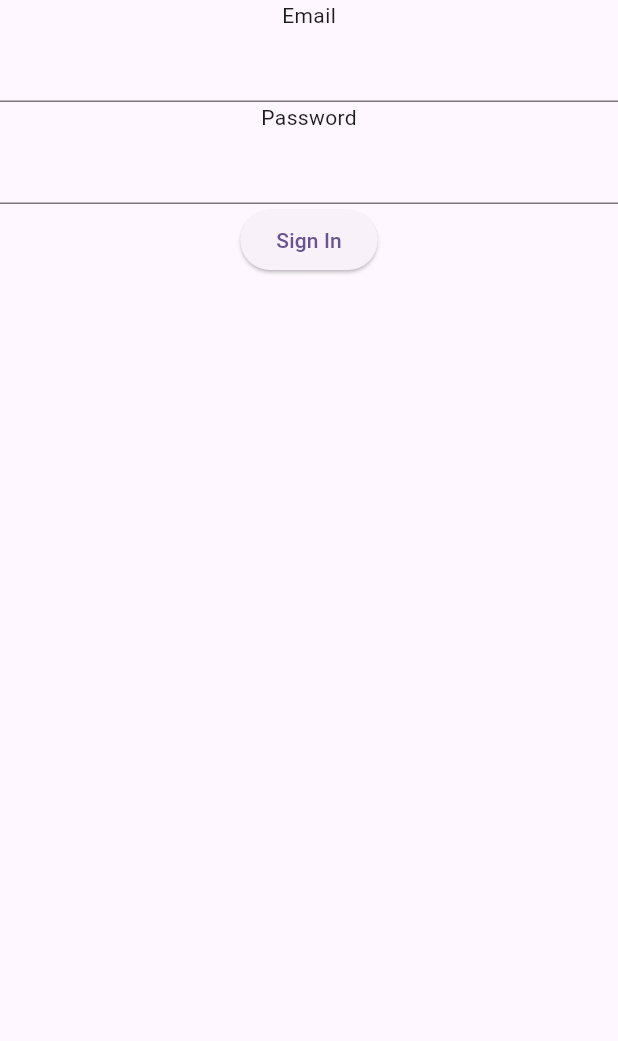
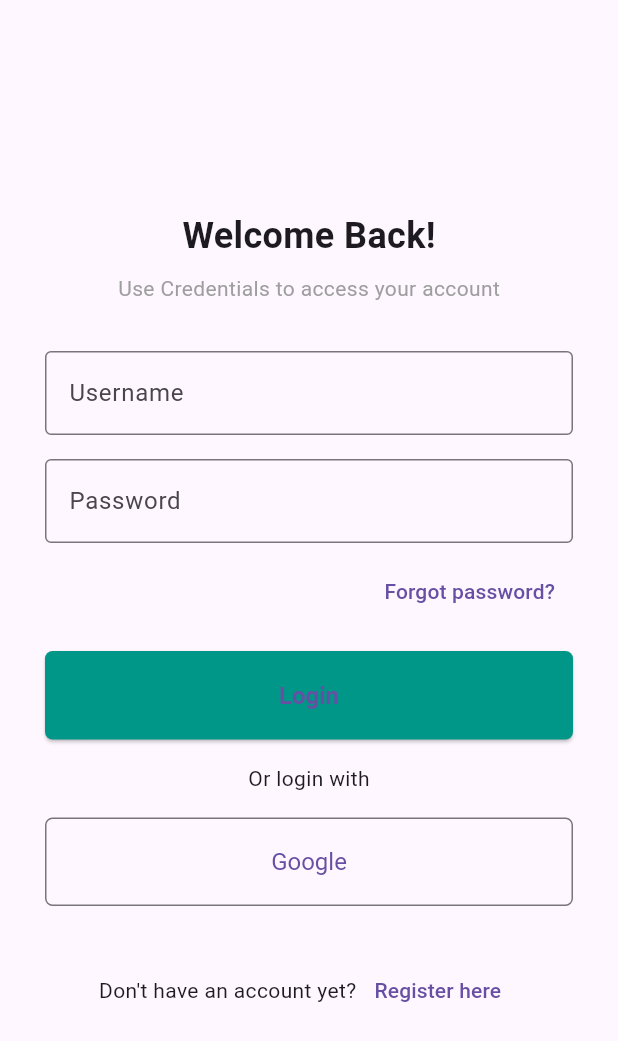
Before and after one commit to mrkgelo2/cc206-final-project, a Flutter app: the screen it shows after launch, on a phone screen of 412 x 824 dp. Shown: the top 1041 px of the screen. Run offline on Flutter 3.47's test engine with Material 3 defaults, Android fonts, the phone set to English and light mode, and no system bars.

Commit message:
Login page with layout

```diff
--- a/lib/features/sign_in.dart
+++ b/lib/features/sign_in.dart
@@ -1,19 +1,131 @@
 import 'package:flutter/material.dart';
 
-class SignInPage extends StatelessWidget {
-  const SignInPage({super.key});
+class LoginScreen extends StatefulWidget {
+  const LoginScreen({super.key});
+
+  @override
+  _LoginScreenState createState() => _LoginScreenState();
+}
+
+class _LoginScreenState extends State<LoginScreen> {
+  // Controllers for the text fields
+  TextEditingController usernameController = TextEditingController();
+  TextEditingController passwordController = TextEditingController();
 
   @override
   Widget build(BuildContext context) {
     return Scaffold(
-      body: Column(
-        children: [
-          const Text("Email"),
-          TextFormField(),
-          const Text("Password"),
-          TextFormField(),
-          ElevatedButton(onPressed: () {}, child: const Text("Sign In"))
-        ],
+      body: Padding(
+        padding: const EdgeInsets.all(30.0),
+        child: Center(
+          child: Column(
+            mainAxisAlignment: MainAxisAlignment.center,
+            children: [
+              const Text(
+                'Welcome Back!',
+                style: TextStyle(fontSize: 24, fontWeight: FontWeight.bold),
+              ),
+              const SizedBox(height: 8),
+              const Text(
+                'Use Credentials to access your account',
+                style: TextStyle(fontSize: 14, color: Colors.grey),
+              ),
+              const SizedBox(height: 32),
+              // Username TextField
+              TextField(
+                controller: usernameController,
+                decoration: const InputDecoration(
+                  border: OutlineInputBorder(
+                    borderSide: BorderSide(color: Colors.teal, width: 2.0),
+                  ),
+                  labelText: 'Username',
+                ),
+              ),
+              const SizedBox(height: 16),
+              // Password TextField
+              TextField(
+                controller: passwordController,
+                obscureText: true,
+                decoration: const InputDecoration(
+                  border: OutlineInputBorder(),
+                  labelText: 'Password',
+                ),
+              ),
+              const SizedBox(height: 8),
+              // Forgot Password link
+              Align(
+                alignment: Alignment.centerRight,
+                child: TextButton(
+                  onPressed: () {
+                    // Forgot Password functionality
+                  },
+                  style: TextButton.styleFrom(overlayColor: Colors.transparent),
+                  child: const Text('Forgot password?'),
+                ),
+              ),
+              const SizedBox(height: 16),
+              // Login Button
+              SizedBox(
+                width: double.infinity,
+                child: ElevatedButton(
+                  onPressed: () {
+                    //login functionality
+                  },
+                  style: ElevatedButton.styleFrom(
+                    backgroundColor: Colors.teal,
+                    padding: const EdgeInsets.symmetric(vertical: 20),
+                    textStyle: const TextStyle(
+                        fontSize: 16,
+                        color: Colors.white,
+                        fontWeight: FontWeight.w700),
+                    shape: RoundedRectangleBorder(
+                      borderRadius: BorderRadius.circular(5),
+                    ),
+                  ),
+                  child: const Text('Login'),
+                ),
+              ),
+              const SizedBox(height: 16),
+              const Text('Or login with'),
+              const SizedBox(height: 16),
+
+              // Google Login Button
+              SizedBox(
+                width: double.infinity,
+                child: OutlinedButton(
+                  onPressed: () {
+                    //login with Google functionality
+                  },
+                  style: OutlinedButton.styleFrom(
+                    padding: const EdgeInsets.symmetric(vertical: 20),
+                    textStyle: const TextStyle(
+                      fontSize: 16,
+                      color: Colors.white,
+                    ),
+                    shape: RoundedRectangleBorder(
+                      borderRadius: BorderRadius.circular(5),
+                    ),
+                  ),
+                  child: const Text('Google'),
+                ),
+              ),
+              const SizedBox(height: 32),
+              // Register link
+              Row(
+                mainAxisAlignment: MainAxisAlignment.center,
+                children: [
+                  const Text("Don't have an account yet?"),
+                  TextButton(
+                    onPressed: () {
+                      // register functionality
+                    },
+                    child: const Text('Register here'),
+                  ),
+                ],
+              ),
+            ],
+          ),
+        ),
       ),
     );
   }
--- a/lib/main.dart
+++ b/lib/main.dart
@@ -8,16 +8,14 @@
 class MyApp extends StatelessWidget {
   const MyApp({super.key});
 
-  // This widget is the root of your application.
   @override
   Widget build(BuildContext context) {
     return MaterialApp(
-      title: 'Flutter Demo',
+      title: 'Login',
       theme: ThemeData(
-        colorScheme: ColorScheme.fromSeed(seedColor: Colors.deepPurple),
-        useMaterial3: true,
+        primarySwatch: Colors.teal,
       ),
-      home: const SignInPage(), // Add the home widget here
+      home: LoginScreen(),
     );
   }
 }
```
Also changed, not shown: 1 other file.
